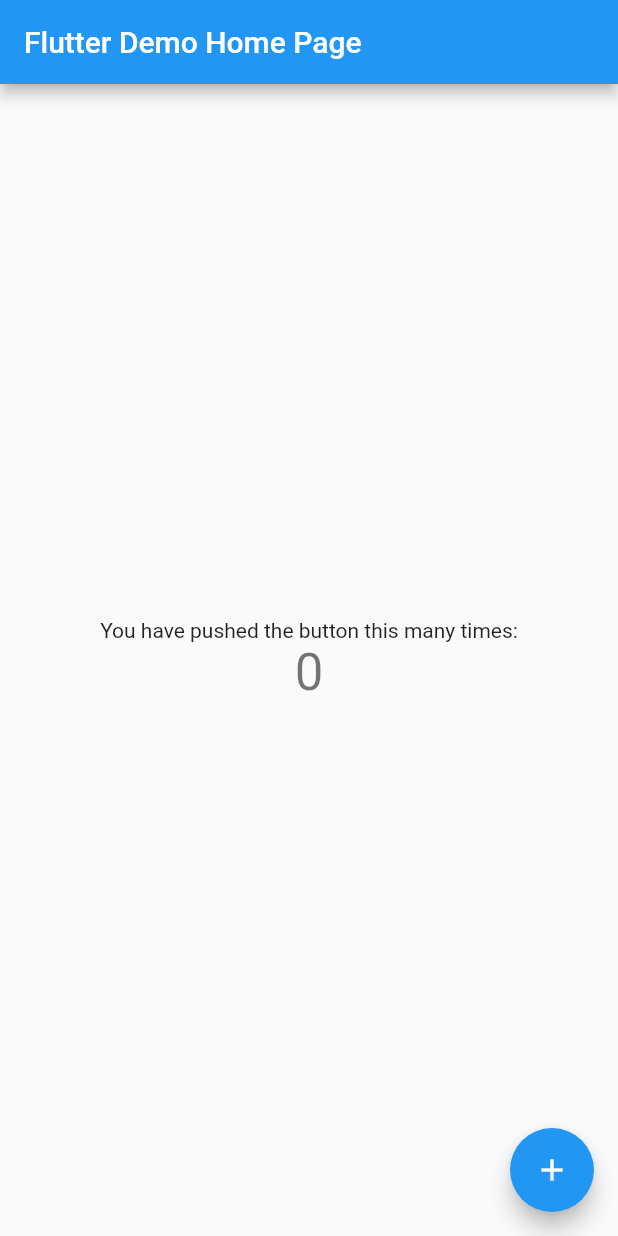
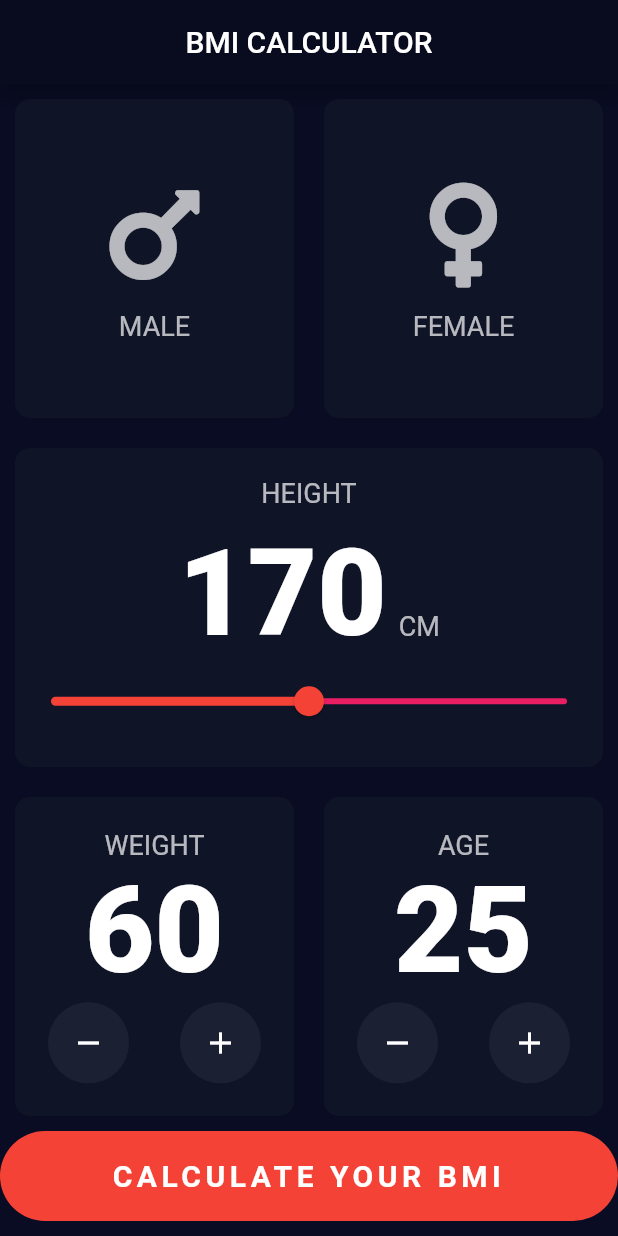
Before and after one commit to sumeetbalwade/Basic_BMI_Calculator_Flutter, a Flutter app: the screen it shows after launch, on a phone screen of 412 x 824 dp. Run offline on Flutter 3.47's test engine with Material 2 defaults, Android fonts, the phone set to English and light mode, and no system bars; our stand-ins replace font_awesome_flutter.

Commit message:
Created a main screen

```diff
--- /dev/null
+++ b/lib/card.dart
@@ -0,0 +1,20 @@
+import 'package:basicbmicalculatorflutter/constants.dart';
+import 'package:flutter/material.dart';
+
+class ReusableCard extends StatelessWidget {
+  final Widget child;
+
+  ReusableCard({this.child});
+
+  @override
+  Widget build(BuildContext context) {
+    return Container(
+      margin: EdgeInsets.all(10.0),
+      decoration: BoxDecoration(
+        borderRadius: BorderRadius.circular(10.0),
+        color: cardcolor,
+      ),
+      child: Center(child: child),
+    );
+  }
+}
--- /dev/null
+++ b/lib/constants.dart
@@ -0,0 +1,10 @@
+import 'package:flutter/cupertino.dart';
+import 'package:flutter/material.dart';
+
+const appcolorbg = Color(0xFF090C1E);
+const Scaffholdcolor = Color(0xFF090C22);
+const cardcolor = Color(0xFF101427);
+
+const kbdytext = TextStyle(fontSize: 18.0, color: Colors.white70);
+const klargetxtstyle =
+    TextStyle(fontWeight: FontWeight.w800, fontSize: 80.0, color: Colors.white);
--- /dev/null
+++ b/lib/input_screen.dart
@@ -0,0 +1,296 @@
+import 'package:basicbmicalculatorflutter/card.dart';
+import 'package:flutter/material.dart';
+import 'package:font_awesome_flutter/font_awesome_flutter.dart';
+
+import 'constants.dart';
+
+enum Gender { male, female }
+
+class InputScreen extends StatefulWidget {
+  @override
+  _InputScreenState createState() => _InputScreenState();
+}
+
+class _InputScreenState extends State<InputScreen> {
+  Gender gender;
+  int height = 170;
+  int weight = 60;
+  int age = 25;
+
+  _gendersection() {
+    return Expanded(
+      child: Row(
+        children: [
+          Expanded(
+            child: GestureDetector(
+              onTap: () {
+                setState(() {
+                  gender = Gender.male;
+                });
+              },
+              child: ReusableCard(
+                child: Column(
+                  mainAxisAlignment: MainAxisAlignment.center,
+                  children: [
+                    Icon(
+                      FontAwesomeIcons.mars,
+                      size: 80.0,
+                      color:
+                          gender == Gender.male ? Colors.white : Colors.white70,
+                    ),
+                    SizedBox(
+                      height: 10.0,
+                    ),
+                    Text(
+                      'MALE',
+                      style: kbdytext.copyWith(
+                        color: gender == Gender.male
+                            ? Colors.white
+                            : Colors.white70,
+                      ),
+                    ),
+                  ],
+                ),
+              ),
+            ),
+          ),
+          Expanded(
+            child: GestureDetector(
+              onTap: () {
+                setState(() {
+                  gender = Gender.female;
+                });
+              },
+              child: ReusableCard(
+                child: Column(
+                  mainAxisAlignment: MainAxisAlignment.center,
+                  children: [
+                    Icon(
+                      FontAwesomeIcons.venus,
+                      size: 80.0,
+                      color: gender == Gender.female
+                          ? Colors.white
+                          : Colors.white70,
+                    ),
+                    SizedBox(
+                      height: 10.0,
+                    ),
+                    Text(
+                      'FEMALE',
+                      style: kbdytext.copyWith(
+                        color: gender == Gender.female
+                            ? Colors.white
+                            : Colors.white70,
+                      ),
+                    ),
+                  ],
+                ),
+              ),
+            ),
+          ),
+        ],
+      ),
+    );
+  }
+
+  _heightsection() {
+    return Expanded(
+      child: ReusableCard(
+        child: Column(
+          mainAxisAlignment: MainAxisAlignment.center,
+          children: [
+            Text(
+              'HEIGHT',
+              style: kbdytext,
+            ),
+            SizedBox(
+              height: 10.0,
+            ),
+            Row(
+              mainAxisAlignment: MainAxisAlignment.center,
+              crossAxisAlignment: CrossAxisAlignment.baseline,
+              textBaseline: TextBaseline.alphabetic,
+              children: [
+                Text(
+                  '$height',
+                  style: klargetxtstyle,
+                ),
+                SizedBox(
+                  width: 8.0,
+                ),
+                Text(
+                  'CM',
+                  style: kbdytext,
+                ),
+              ],
+            ),
+            Slider(
+              value: height.toDouble(),
+              onChanged: (value) {
+                setState(() {
+                  height = value.toInt();
+                });
+              },
+              min: 120.0,
+              max: 220,
+              activeColor: Colors.red,
+              inactiveColor: Colors.pink,
+            )
+          ],
+        ),
+      ),
+    );
+  }
+
+  _weightagesection() {
+    return Expanded(
+      child: Row(
+        children: [
+          Expanded(
+            child: ReusableCard(
+              child: Column(
+                mainAxisAlignment: MainAxisAlignment.center,
+                children: [
+                  Text(
+                    'WEIGHT',
+                    style: kbdytext,
+                  ),
+                  Text(
+                    '$weight',
+                    style: klargetxtstyle,
+                  ),
+                  Row(
+                    mainAxisAlignment: MainAxisAlignment.center,
+                    crossAxisAlignment: CrossAxisAlignment.center,
+                    children: [
+                      MaterialButton(
+                        onPressed: () {
+                          setState(() {
+                            weight--;
+                          });
+                        },
+                        child: Icon(Icons.remove),
+                        shape: CircleBorder(),
+                        color: Color(0xFF1C2033),
+                        padding: EdgeInsets.all(15.0),
+                        elevation: 0,
+                      ),
+                      MaterialButton(
+                        onPressed: () {
+                          setState(() {
+                            weight++;
+                          });
+                        },
+                        child: Icon(Icons.add),
+                        shape: CircleBorder(),
+                        color: Color(0xFF1C2033),
+                        padding: EdgeInsets.all(15.0),
+                        elevation: 0,
+                      ),
+                    ],
+                  )
+                ],
+              ),
+            ),
+          ),
+          Expanded(
+            child: ReusableCard(
+              child: Column(
+                mainAxisAlignment: MainAxisAlignment.center,
+                children: [
+                  Text(
+                    'AGE',
+                    style: kbdytext,
+                  ),
+                  Text(
+                    '$age',
+                    style: klargetxtstyle,
+                  ),
+                  Row(
+                    mainAxisAlignment: MainAxisAlignment.center,
+                    crossAxisAlignment: CrossAxisAlignment.center,
+                    children: [
+                      MaterialButton(
+                        onPressed: () {
+                          setState(() {
+                            age--;
+                          });
+                        },
+                        child: Icon(Icons.remove),
+                        shape: CircleBorder(),
+                        color: Color(0xFF1C2033),
+                        padding: EdgeInsets.all(15.0),
+                        elevation: 0,
+                      ),
+                      MaterialButton(
+                        onPressed: () {
+                          setState(() {
+                            age++;
+                          });
+                        },
+                        child: Icon(Icons.add),
+                        shape: CircleBorder(),
+                        color: Color(0xFF1C2033),
+                        padding: EdgeInsets.all(15.0),
+                        elevation: 0,
+                      ),
+                    ],
+                  )
+                ],
+              ),
+            ),
+          ),
+        ],
+      ),
+    );
+  }
+
+  _bottombutton() {
+    return GestureDetector(
+      onTap: () {},
+      child: Container(
+        decoration: BoxDecoration(
+          color: Colors.red,
+          borderRadius: BorderRadius.circular(35.0),
+        ),
+        alignment: Alignment.center,
+        height: 60.0,
+        width: double.infinity,
+        child: Text(
+          'CALCULATE YOUR BMI',
+          style: TextStyle(
+            fontSize: 20.0,
+            fontWeight: FontWeight.w600,
+            letterSpacing: 3,
+          ),
+          textAlign: TextAlign.center,
+        ),
+      ),
+    );
+  }
+
+  @override
+  Widget build(BuildContext context) {
+    return Scaffold(
+      appBar: AppBar(
+        title: Text('BMI CALCULATOR'),
+        centerTitle: true,
+      ),
+      body: SafeArea(
+        child: Column(
+          mainAxisAlignment: MainAxisAlignment.spaceEvenly,
+          crossAxisAlignment: CrossAxisAlignment.stretch,
+          children: [
+            _gendersection(),
+            _heightsection(),
+            _weightagesection(),
+            _bottombutton(),
+            SizedBox(
+              height: 10.0,
+            )
+          ],
+        ),
+      ),
+    );
+  }
+}
--- a/lib/main.dart
+++ b/lib/main.dart
@@ -1,117 +1,20 @@
+import 'package:basicbmicalculatorflutter/constants.dart';
 import 'package:flutter/material.dart';
+
+import 'input_screen.dart';
 
 void main() {
   runApp(MyApp());
 }
 
 class MyApp extends StatelessWidget {
-  // This widget is the root of your application.
   @override
   Widget build(BuildContext context) {
     return MaterialApp(
-      title: 'Flutter Demo',
-      theme: ThemeData(
-        // This is the theme of your application.
-        //
-        // Try running your application with "flutter run". You'll see the
-        // application has a blue toolbar. Then, without quitting the app, try
-        // changing the primarySwatch below to Colors.green and then invoke
-        // "hot reload" (press "r" in the console where you ran "flutter run",
-        // or simply save your changes to "hot reload" in a Flutter IDE).
-        // Notice that the counter didn't reset back to zero; the application
-        // is not restarted.
-        primarySwatch: Colors.blue,
-        // This makes the visual density adapt to the platform that you run
-        // the app on. For desktop platforms, the controls will be smaller and
-        // closer together (more dense) than on mobile platforms.
-        visualDensity: VisualDensity.adaptivePlatformDensity,
-      ),
-      home: MyHomePage(title: 'Flutter Demo Home Page'),
+      title: 'Basic BMI Calculator',
+      theme: ThemeData.dark().copyWith(
+          primaryColor: appcolorbg, scaffoldBackgroundColor: Scaffholdcolor),
+      home: InputScreen(),
     );
   }
 }
-
-class MyHomePage extends StatefulWidget {
-  MyHomePage({Key key, this.title}) : super(key: key);
-
-  // This widget is the home page of your application. It is stateful, meaning
-  // that it has a State object (defined below) that contains fields that affect
-  // how it looks.
-
-  // This class is the configuration for the state. It holds the values (in this
-  // case the title) provided by the parent (in this case the App widget) and
-  // used by the build method of the State. Fields in a Widget subclass are
-  // always marked "final".
-
-  final String title;
-
-  @override
-  _MyHomePageState createState() => _MyHomePageState();
-}
-
-class _MyHomePageState extends State<MyHomePage> {
-  int _counter = 0;
-
-  void _incrementCounter() {
-    setState(() {
-      // This call to setState tells the Flutter framework that something has
-      // changed in this State, which causes it to rerun the build method below
-      // so that the display can reflect the updated values. If we changed
-      // _counter without calling setState(), then the build method would not be
-      // called again, and so nothing would appear to happen.
-      _counter++;
-    });
-  }
-
-  @override
-  Widget build(BuildContext context) {
-    // This method is rerun every time setState is called, for instance as done
-    // by the _incrementCounter method above.
-    //
-    // The Flutter framework has been optimized to make rerunning build methods
-    // fast, so that you can just rebuild anything that needs updating rather
-    // than having to individually change instances of widgets.
-    return Scaffold(
-      appBar: AppBar(
-        // Here we take the value from the MyHomePage object that was created by
-        // the App.build method, and use it to set our appbar title.
-        title: Text(widget.title),
-      ),
-      body: Center(
-        // Center is a layout widget. It takes a single child and positions it
-        // in the middle of the parent.
-        child: Column(
-          // Column is also a layout widget. It takes a list of children and
-          // arranges them vertically. By default, it sizes itself to fit its
-          // children horizontally, and tries to be as tall as its parent.
-          //
-          // Invoke "debug painting" (press "p" in the console, choose the
-          // "Toggle Debug Paint" action from the Flutter Inspector in Android
-          // Studio, or the "Toggle Debug Paint" command in Visual Studio Code)
-          // to see the wireframe for each widget.
-          //
-          // Column has various properties to control how it sizes itself and
-          // how it positions its children. Here we use mainAxisAlignment to
-          // center the children vertically; the main axis here is the vertical
-          // axis because Columns are vertical (the cross axis would be
-          // horizontal).
-          mainAxisAlignment: MainAxisAlignment.center,
-          children: <Widget>[
-            Text(
-              'You have pushed the button this many times:',
-            ),
-            Text(
-              '$_counter',
-              style: Theme.of(context).textTheme.headline4,
-            ),
-          ],
-        ),
-      ),
-      floatingActionButton: FloatingActionButton(
-        onPressed: _incrementCounter,
-        tooltip: 'Increment',
-        child: Icon(Icons.add),
-      ), // This trailing comma makes auto-formatting nicer for build methods.
-    );
-  }
-}
--- a/pubspec.yaml
+++ b/pubspec.yaml
@@ -28,6 +28,7 @@ dependencies:
   # The following adds the Cupertino Icons font to your application.
   # Use with the CupertinoIcons class for iOS style icons.
   cupertino_icons: ^0.1.3
+  font_awesome_flutter: ^8.8.1
 
 dev_dependencies:
   flutter_test:
```
Also changed, not shown: pubspec.lock.
